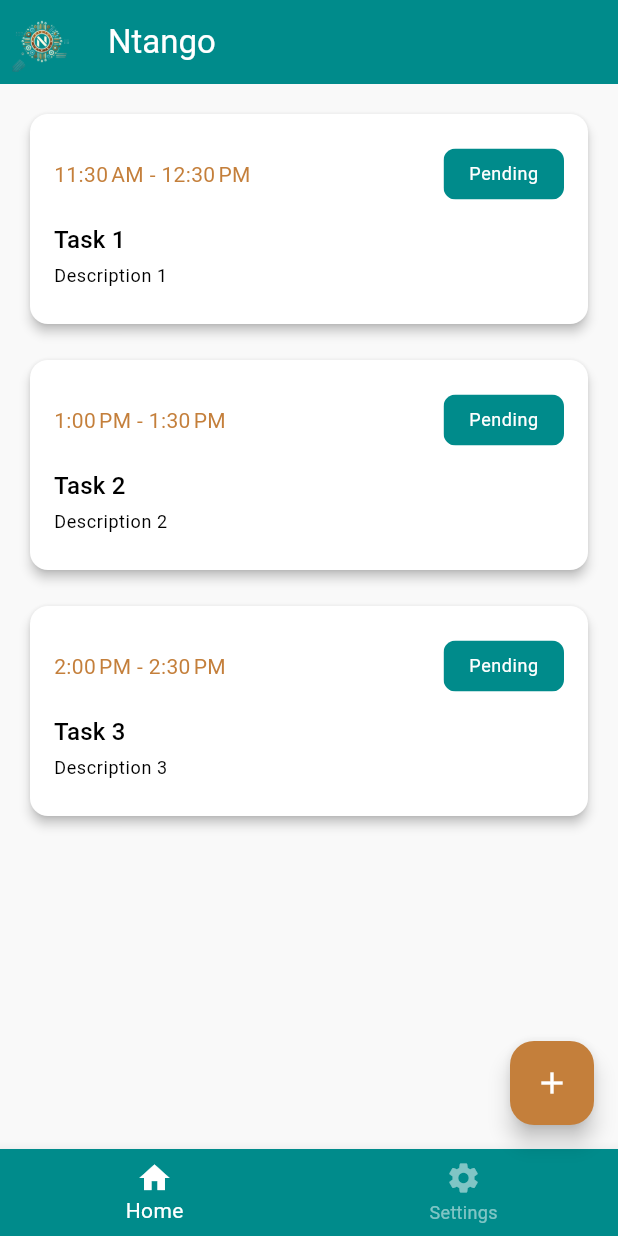
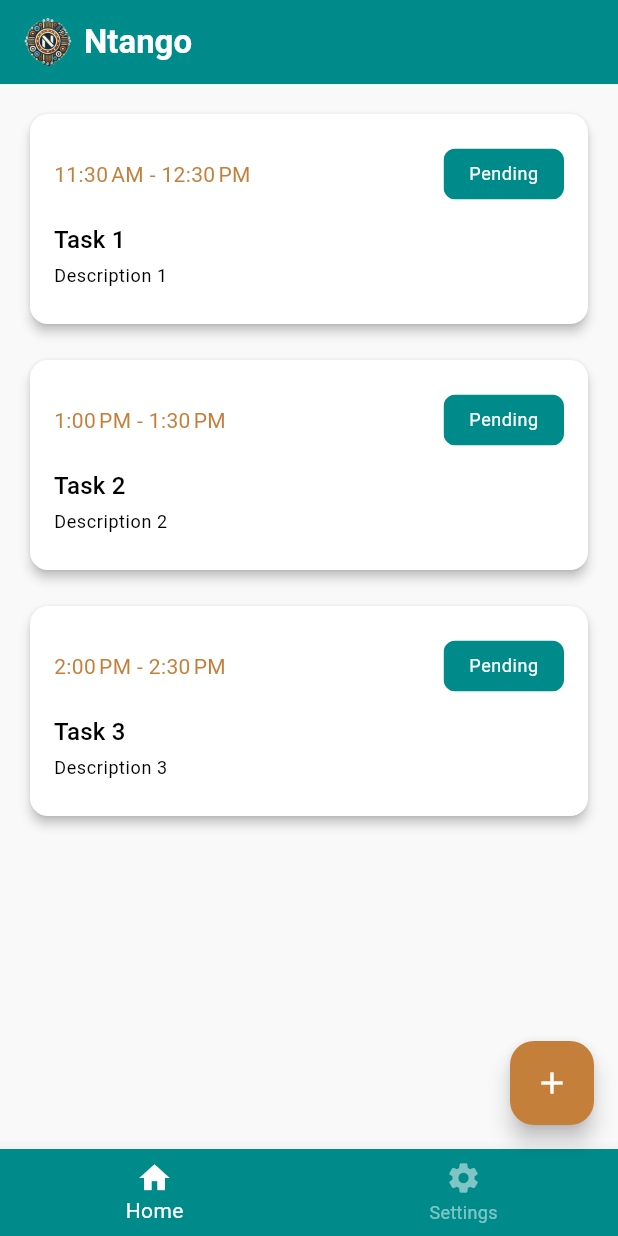
Before and after one commit to h00dieB0y/ntango, a Flutter app: the screen it shows after launch, on a phone screen of 412 x 824 dp. Run offline on Flutter 3.47's test engine with Material 3 defaults, Android fonts, the phone set to English and light mode, and no system bars.

Commit message:
feat: Update logo asset and improve AppBar styling in HomePage

```diff
--- a/app/ui/lib/src/constants/app_assets.dart
+++ b/app/ui/lib/src/constants/app_assets.dart
@@ -1,4 +1,4 @@
 
 class AppAssets {
-  static const String logo = 'assets/images/logo-ntango.png';
+  static const String logo = 'assets/images/ntango-logo.png';
 }
--- a/app/ui/lib/src/presentation/home_page.dart
+++ b/app/ui/lib/src/presentation/home_page.dart
@@ -25,18 +25,22 @@ class _HomePageState extends State<HomePage> {
 
     return Scaffold(
       appBar: AppBar(
-        leading: Padding(
-          padding: const EdgeInsets.all(8.0),
-          child: Image.asset(
-            AppAssets.logo,
-            fit: BoxFit.contain,
-          ),
-        ),
-        title: Text(
-          'Ntango',
-          style: textTheme.titleLarge?.copyWith(
-            color: theme.colorScheme.onPrimary,
-          ),
+        title: Row(
+          children: [
+            Image.asset(
+              AppAssets.logo,
+              width: 32,
+              height: 32,
+            ),
+            const SizedBox(width: 8),
+            Text(
+              'Ntango',
+              style: textTheme.titleLarge?.copyWith(
+                fontWeight: FontWeight.bold,
+                color: theme.colorScheme.onPrimary,
+              ),
+            ),
+          ],
         ),
         backgroundColor: theme.colorScheme.primary,
       ),
```
Also changed, not shown: app/ui/assets/images/ntango-logo.png.
